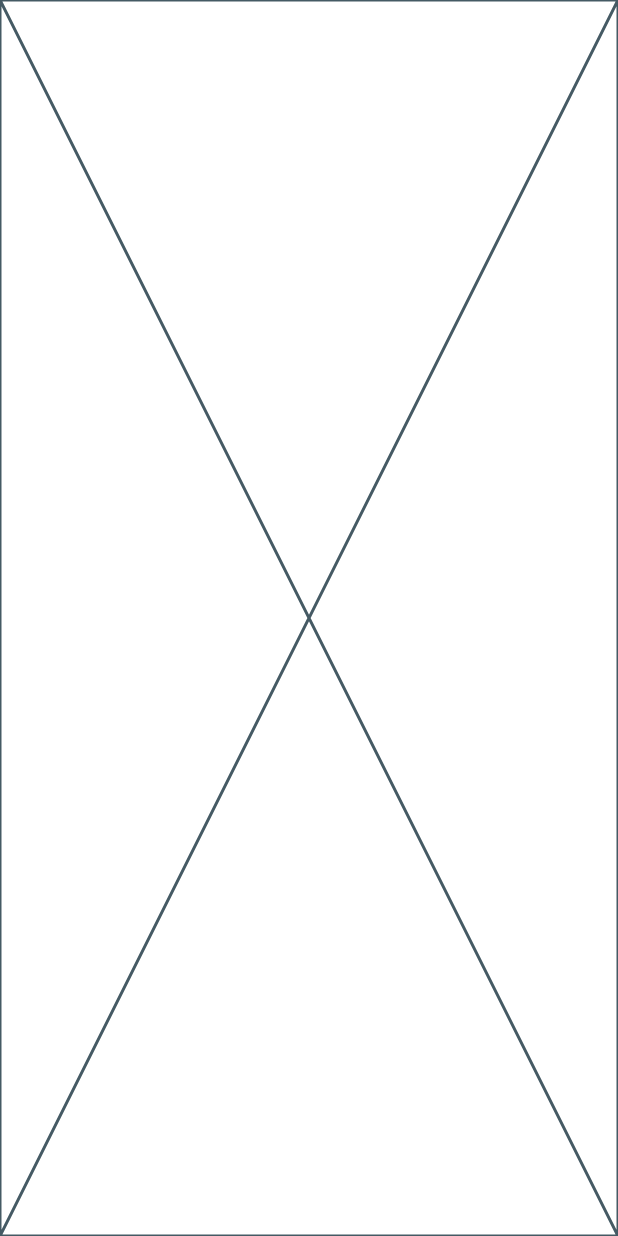
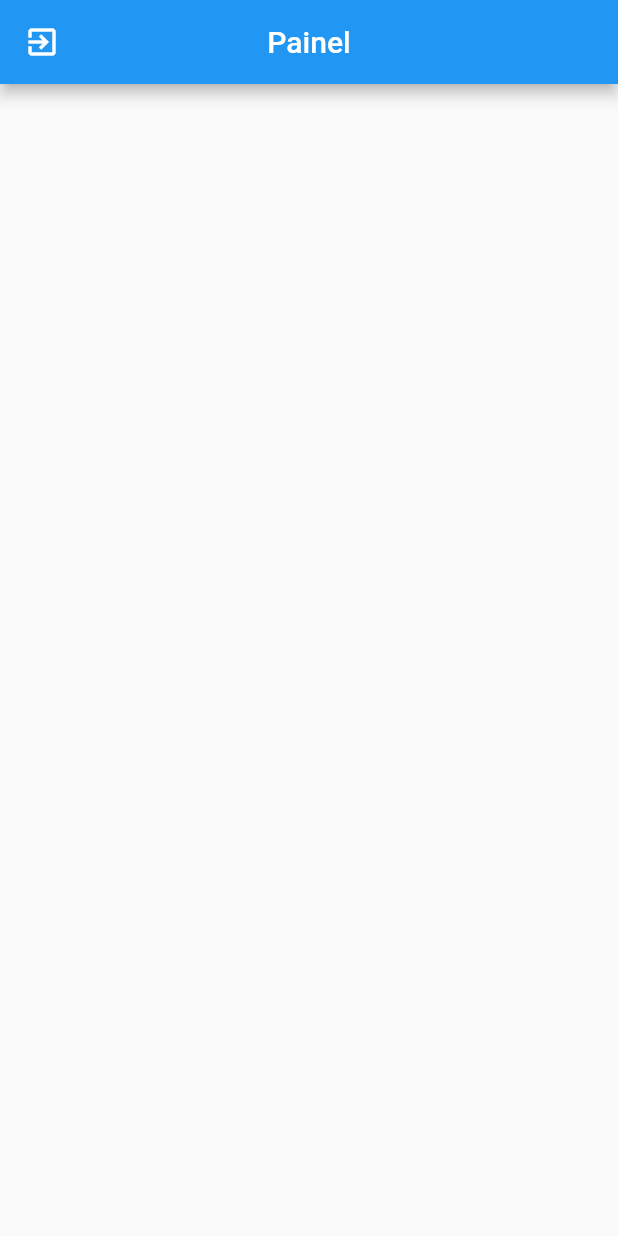
Before and after one commit to Gubiar/ofc2, a Flutter app: the screen it shows after launch, on a phone screen of 412 x 824 dp. Run offline on Flutter 3.47's test engine with Material 2 defaults, Android fonts, the phone set to English and light mode, and no system bars; our stand-ins replace get, shared_preferences; accounts and stored records are empty.

Commit message:
Create basic's of PageHome.dart - Gustavo

```diff
--- a/lib/controller/Controller.dart
+++ b/lib/controller/Controller.dart
@@ -1,4 +1,5 @@
 import 'package:flutter/foundation.dart';
+import 'package:ofc2/models/MaquinaObj.dart';
 import 'package:ofc2/models/UsuarioObj.dart';
 
 class Controller {
@@ -6,8 +7,9 @@ class Controller {
   static bool isDev = kDebugMode;
   static int resquestDurationSecondsTime = isDev ? 360 : 30;
 
+  static UsuarioObj? usuarioLogado;
 
-  static UsuarioObj? usuarioLogado;
+  static List<MaquinaObj> lstMaquinas = [];
 
 
 }
--- /dev/null
+++ b/lib/models/MaquinaObj.dart
@@ -0,0 +1,18 @@
+
+import 'package:ofc2/utils/StringUtils.dart';
+
+class MaquinaObj{
+  String? nome;
+  String? token;
+
+  MaquinaObj({Map<String, dynamic>? json}) {
+    if (json != null) {
+      fromJson(json);
+    }
+  }
+
+  fromJson(Map<String, dynamic> json) {
+    nome =  StringUtils.checkNull(possibleNull: json['nome'].toString());
+    token = StringUtils.checkNull(possibleNull: json['token'].toString());
+  }
+}
--- a/lib/screens/PageHome.dart
+++ b/lib/screens/PageHome.dart
@@ -1,10 +1,71 @@
 import 'package:flutter/material.dart';
+import 'package:ofc2/controller/Controller.dart';
+import 'package:ofc2/models/MaquinaObj.dart';
 
-class PageHome extends StatelessWidget {
+class PageHome extends StatefulWidget {
   const PageHome({Key? key}) : super(key: key);
 
   @override
+  State<PageHome> createState() => _PageHomeState();
+}
+
+class _PageHomeState extends State<PageHome> {
+
+  @override
+  void initState() {
+    // TODO: implement initState
+    super.initState();
+  }
+
+
+  @override
   Widget build(BuildContext context) {
-    return const Placeholder();
+    return Scaffold(
+      appBar: AppBar(
+        title: const Text("Painel"),
+        centerTitle: true,
+        leading: IconButton(
+          onPressed: () async {},
+          icon: const Icon(
+            Icons.exit_to_app,
+            color: Colors.white,
+          ),
+        ),
+      ),
+      body: ListView.builder(
+        itemCount: Controller.lstMaquinas.length,
+        padding: const EdgeInsets.only(top: 20, bottom: 20, left: 20, right: 20),
+        itemBuilder: (BuildContext context, int index) {
+          return getVisualMaquina(cadaMaquina: Controller.lstMaquinas[index], context: context);
+        }
+      ),
+    );
+  }
+
+  Widget getVisualMaquina({required BuildContext context, required MaquinaObj cadaMaquina}) {
+    return Container(
+      width: MediaQuery.of(context).size.width,
+      padding: const EdgeInsets.only(
+        top: 20,
+        bottom: 20,
+        right: 20,
+        left: 20
+      ),
+      decoration: BoxDecoration(
+        color: Colors.grey,
+        borderRadius: BorderRadius.circular(8),
+      ),
+      child: Column(
+        mainAxisAlignment: MainAxisAlignment.center,
+        crossAxisAlignment: CrossAxisAlignment.start,
+        children: [
+
+          const Text(
+            'Maquina 1',
+          )
+
+        ],
+      ),
+    );
   }
 }
```
